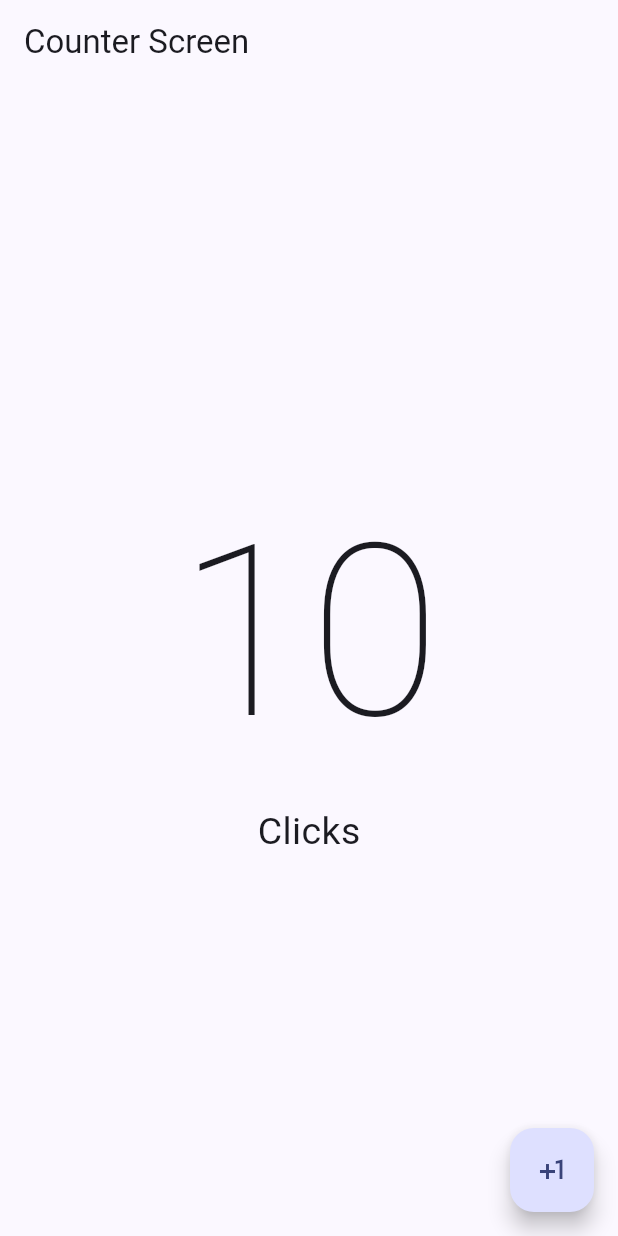
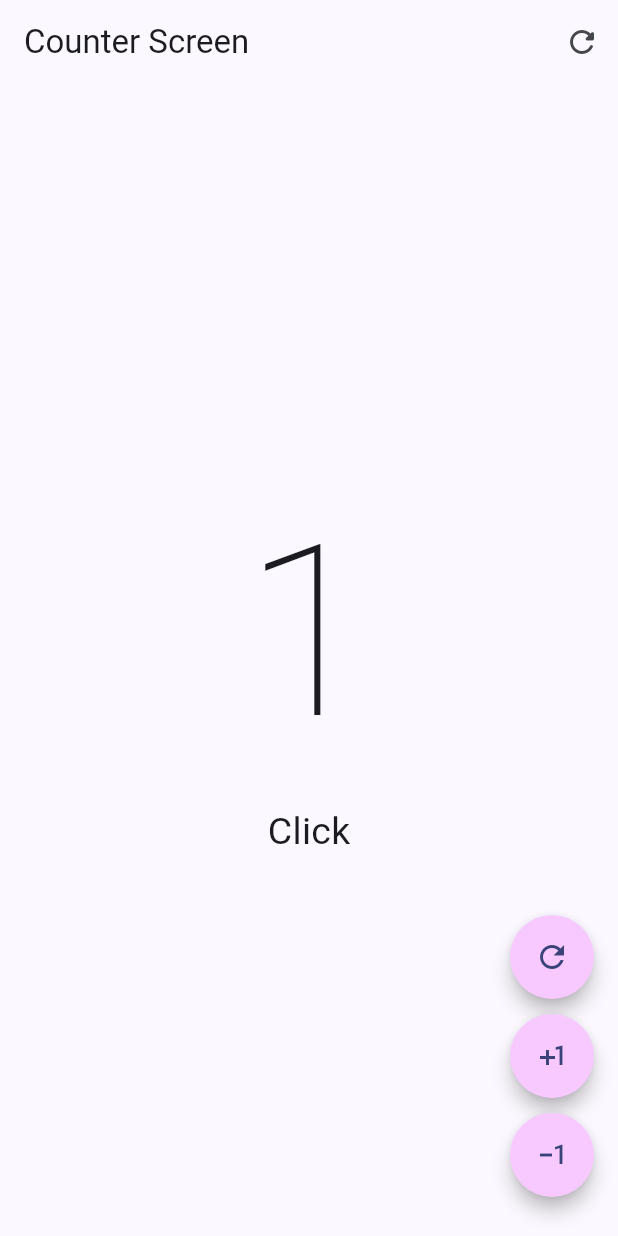
Before and after one commit to fernandajp125-hub/Flutter-Dual, a Flutter app: the screen it shows after launch, after a tap on the "plus one" icon, on a phone screen of 412 x 824 dp. Run offline on Flutter 3.47's test engine with Material 3 defaults, Android fonts, the phone set to English and light mode, and no system bars.

Commit message:
Agregar actualizacion en repositorio

```diff
--- a/S4-Flutter/flutter_hello_world_app/lib/main.dart
+++ b/S4-Flutter/flutter_hello_world_app/lib/main.dart
@@ -1,5 +1,6 @@
 import 'package:flutter/material.dart';
-import 'package:flutter_hello_world_app/presentation/screens/counter/counter_screen.dart';
+//import 'package:flutter_hello_world_app/presentation/screens/counter/counter_screen.dart';
+import 'package:flutter_hello_world_app/presentation/screens/counter/counter_functions_screen.dart';
 
 void main() {
   runApp(const MyApp());
@@ -13,7 +14,7 @@ class MyApp extends StatelessWidget {
     return MaterialApp(
       debugShowCheckedModeBanner: false,
       theme: ThemeData(useMaterial3: true, colorSchemeSeed: Colors.indigo),
-      home: const CounterScreen(),
+      home: const CounterFunctionScreen(),
     );
   }
 }
--- /dev/null
+++ b/S4-Flutter/flutter_hello_world_app/lib/presentation/screens/counter/counter_functions_screen.dart
@@ -0,0 +1,96 @@
+import 'package:flutter/material.dart';
+
+class CounterFunctionScreen extends StatefulWidget {
+  const CounterFunctionScreen({super.key});
+
+  @override
+  State<CounterFunctionScreen> createState() => _CounterFunctionScreenState();
+}
+
+class _CounterFunctionScreenState extends State<CounterFunctionScreen> {
+  int clickCounter = 0;
+  @override
+  Widget build(BuildContext context) {
+    return Scaffold(
+      appBar: AppBar(
+        title: const Text('Counter Screen'),
+        actions: [
+          IconButton(
+            icon: const Icon(Icons.refresh_rounded),
+            onPressed: () {
+              setState(() {
+                clickCounter = 0;
+              });
+            },
+          ),
+        ],
+      ),
+      body: Center(
+        child: Column(
+          mainAxisAlignment: MainAxisAlignment.center,
+          children: [
+            Text(
+              '$clickCounter',
+              style: const TextStyle(
+                fontSize: 160,
+                fontWeight: FontWeight.w100,
+              ),
+            ),
+            clickCounter.abs() == 1
+                ? const Text('Click', style: TextStyle(fontSize: 25))
+                : const Text('Clicks', style: TextStyle(fontSize: 25)),
+          ],
+        ),
+      ),
+      floatingActionButton: Column(
+        mainAxisAlignment: MainAxisAlignment.end,
+        children: [
+          CustomButton(
+            icon: Icons.refresh_outlined,
+            onPressed: () {
+              setState(() {
+                clickCounter = 0;
+              });
+            },
+          ),
+          const SizedBox(height: 10),
+          CustomButton(
+            icon: Icons.plus_one,
+            onPressed: () {
+              clickCounter++;
+              setState(() {});
+            },
+          ),
+          const SizedBox(height: 10),
+          CustomButton(
+            icon: Icons.exposure_minus_1_outlined,
+            onPressed: () {
+              if (clickCounter == 0) return;
+              clickCounter--;
+              setState(() {});
+            },
+          ),
+          const SizedBox(height: 10),
+        ],
+      ),
+    );
+  }
+}
+
+class CustomButton extends StatelessWidget {
+  final IconData icon;
+  final VoidCallback? onPressed;
+  const CustomButton({super.key, required this.icon, this.onPressed});
+
+  @override
+  Widget build(BuildContext context) {
+    return FloatingActionButton(
+      enableFeedback: true,
+      elevation: 5,
+      backgroundColor: const Color.fromARGB(255, 247, 201, 255),
+      shape: const StadiumBorder(),
+      onPressed: onPressed,
+      child: Icon(icon),
+    );
+  }
+}
--- a/S4-Flutter/flutter_hello_world_app/lib/presentation/screens/counter/counter_screen.dart
+++ b/S4-Flutter/flutter_hello_world_app/lib/presentation/screens/counter/counter_screen.dart
@@ -1,8 +1,14 @@
 import 'package:flutter/material.dart';
 
-class CounterScreen extends StatelessWidget {
+class CounterScreen extends StatefulWidget {
   const CounterScreen({super.key});
 
+  @override
+  State<CounterScreen> createState() => _CounterScreenState();
+}
+
+class _CounterScreenState extends State<CounterScreen> {
+  int clickCounter = 0;
   @override
   Widget build(BuildContext context) {
     return Scaffold(
@@ -10,17 +16,26 @@ class CounterScreen extends StatelessWidget {
       body: Center(
         child: Column(
           mainAxisAlignment: MainAxisAlignment.center,
-          children: const [
+          children: [
             Text(
-              '10',
-              style: TextStyle(fontSize: 160, fontWeight: FontWeight.w100),
+              '$clickCounter',
+              style: const TextStyle(
+                fontSize: 160,
+                fontWeight: FontWeight.w100,
+              ),
             ),
-            Text('Clicks', style: TextStyle(fontSize: 25)),
+            clickCounter.abs() == 1
+                ? const Text('Click', style: TextStyle(fontSize: 25))
+                : const Text('Clicks', style: TextStyle(fontSize: 25)),
           ],
         ),
       ),
       floatingActionButton: FloatingActionButton(
-        onPressed: () {},
+        onPressed: () {
+          setState(() {
+            clickCounter++;
+          });
+        },
         child: const Icon(Icons.plus_one),
       ),
     );
```
